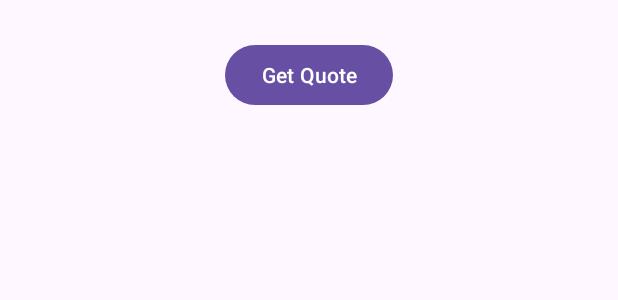
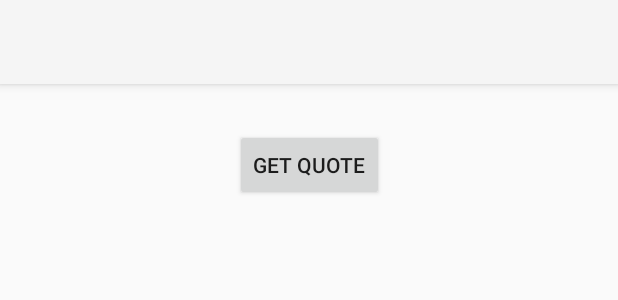
Before and after one commit to dialn4murder/PlayingWithAPIs, an Android app: the layout activity_main.xml on its own in the app's theme, with its tools: preview values and no code run, on a phone screen of 412 x 824 dp. Shown: the top 300 px of the screen. Run offline under Robolectric (Android 15) with nearby library versions, the phone set to English and light mode, and no system bars.

Commit message:
Added toolbar with favourite button

```diff
--- a/app/src/main/AndroidManifest.xml
+++ b/app/src/main/AndroidManifest.xml
@@ -8,9 +8,10 @@
         android:fullBackupContent="@xml/backup_rules"
         android:icon="@mipmap/ic_launcher"
         android:label="@string/app_name"
+
         android:roundIcon="@mipmap/ic_launcher_round"
         android:supportsRtl="true"
-        android:theme="@style/Theme.PlayingWithAPIs"
+        android:theme="@style/Theme.AppCompat.Light.NoActionBar"
         tools:targetApi="31">
         <activity
             android:name=".MainActivity"
--- /dev/null
+++ b/app/src/main/res/drawable/baseline_favorite_24.xml
@@ -0,0 +1,5 @@
+<vector xmlns:android="http://schemas.android.com/apk/res/android" android:height="24dp" android:tint="#000000" android:viewportHeight="24" android:viewportWidth="24" android:width="24dp">
+
+    <path android:fillColor="@android:color/white" android:pathData="M12,21.35l-1.45,-1.32C5.4,15.36 2,12.28 2,8.5 2,5.42 4.42,3 7.5,3c1.74,0 3.41,0.81 4.5,2.09C13.09,3.81 14.76,3 16.5,3 19.58,3 22,5.42 22,8.5c0,3.78 -3.4,6.86 -8.55,11.54L12,21.35z"/>
+
+</vector>
--- a/app/src/main/res/layout/activity_main.xml
+++ b/app/src/main/res/layout/activity_main.xml
@@ -7,25 +7,49 @@
     android:layout_height="match_parent"
     tools:context=".MainActivity">
 
+    <androidx.appcompat.widget.Toolbar
+        android:id="@+id/my_toolbar"
+        android:layout_width="match_parent"
+        android:layout_height="?attr/actionBarSize"
+        android:background="?attr/colorPrimary"
+        android:elevation="4dp"
+        android:theme="@style/ThemeOverlay.AppCompat.ActionBar"
+        app:popupTheme="@style/ThemeOverlay.AppCompat.Light"
+        />
+
 
     <Button
         android:id="@+id/button"
         android:layout_width="wrap_content"
         android:layout_height="wrap_content"
+        android:layout_marginTop="30dp"
 
         android:text="@string/get_quote"
-        app:layout_constraintBottom_toTopOf="@+id/textView"
         app:layout_constraintEnd_toEndOf="parent"
         app:layout_constraintStart_toStartOf="parent"
-        app:layout_constraintTop_toTopOf="parent" />
+        app:layout_constraintTop_toBottomOf="@id/my_toolbar"/>
+
 
     <TextView
         android:id="@+id/textView"
         android:layout_width="wrap_content"
         android:layout_height="wrap_content"
-        android:layout_marginTop="100dp"
+        android:layout_marginTop="30dp"
+        app:layout_constraintTop_toBottomOf="@id/button"
+
 
         app:layout_constraintEnd_toEndOf="parent"
         app:layout_constraintStart_toStartOf="parent"
-        app:layout_constraintTop_toTopOf="parent" />
+ />
+
+    <ListView
+        android:id="@+id/favourites"
+        android:layout_width="wrap_content"
+        android:layout_height="wrap_content"
+        android:layout_marginTop="30dp"
+        app:layout_constraintEnd_toEndOf="parent"
+        app:layout_constraintStart_toStartOf="parent"
+
+        app:layout_constraintTop_toBottomOf="@id/textView"
+         />
 </androidx.constraintlayout.widget.ConstraintLayout>
--- a/app/src/main/res/values/strings.xml
+++ b/app/src/main/res/values/strings.xml
@@ -1,4 +1,5 @@
 <resources>
     <string name="app_name">PlayingWithAPIs</string>
     <string name="get_quote">Get Quote</string>
+    <string name="favourite">Favourite</string>
 </resources>
```
Also changed, not shown: app/src/main/java/com/example/playingwithapis/MainActivity.kt (+12 -0 lines), app/src/main/res/menu/menu.xml (added, +12 -0 lines).
